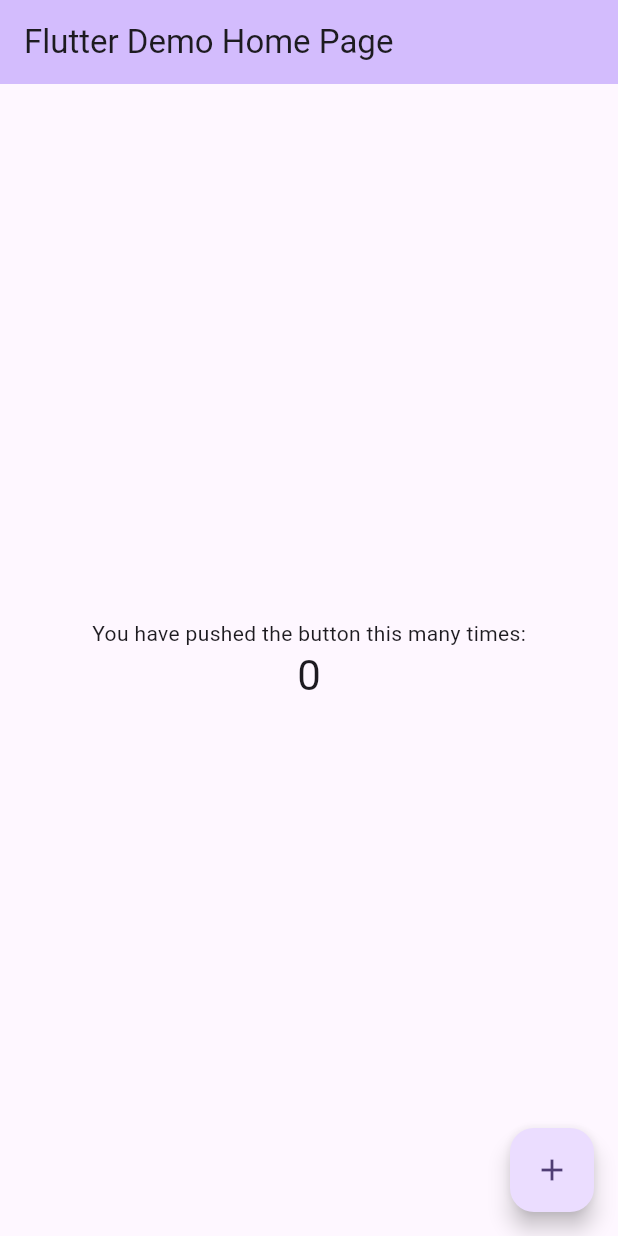
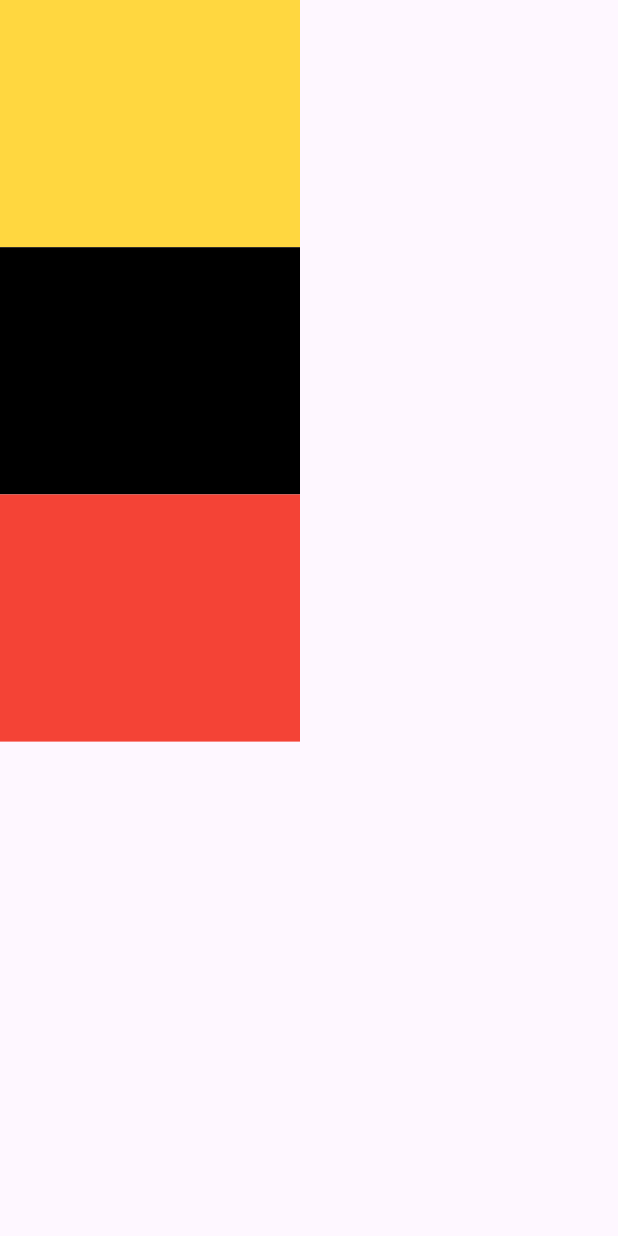
Before and after one commit to Mohamed-Husien/MediaQuery, a Flutter app: the screen it shows after launch, on a phone screen of 412 x 824 dp. Run offline on Flutter 3.47's test engine with Material 3 defaults, Android fonts, the phone set to English and light mode, and no system bars.

Commit message:
create height with media query

```diff
--- a/lib/main.dart
+++ b/lib/main.dart
@@ -1,125 +1,37 @@
 import 'package:flutter/material.dart';
 
 void main() {
-  runApp(const MyApp());
+  runApp(const MediaQueryTest());
 }
 
-class MyApp extends StatelessWidget {
-  const MyApp({super.key});
-
-  // This widget is the root of your application.
-  @override
-  Widget build(BuildContext context) {
-    return MaterialApp(
-      title: 'Flutter Demo',
-      theme: ThemeData(
-        // This is the theme of your application.
-        //
-        // TRY THIS: Try running your application with "flutter run". You'll see
-        // the application has a purple toolbar. Then, without quitting the app,
-        // try changing the seedColor in the colorScheme below to Colors.green
-        // and then invoke "hot reload" (save your changes or press the "hot
-        // reload" button in a Flutter-supported IDE, or press "r" if you used
-        // the command line to start the app).
-        //
-        // Notice that the counter didn't reset back to zero; the application
-        // state is not lost during the reload. To reset the state, use hot
-        // restart instead.
-        //
-        // This works for code too, not just values: Most code changes can be
-        // tested with just a hot reload.
-        colorScheme: ColorScheme.fromSeed(seedColor: Colors.deepPurple),
-        useMaterial3: true,
-      ),
-      home: const MyHomePage(title: 'Flutter Demo Home Page'),
-    );
-  }
-}
-
-class MyHomePage extends StatefulWidget {
-  const MyHomePage({super.key, required this.title});
-
-  // This widget is the home page of your application. It is stateful, meaning
-  // that it has a State object (defined below) that contains fields that affect
-  // how it looks.
-
-  // This class is the configuration for the state. It holds the values (in this
-  // case the title) provided by the parent (in this case the App widget) and
-  // used by the build method of the State. Fields in a Widget subclass are
-  // always marked "final".
-
-  final String title;
-
-  @override
-  State<MyHomePage> createState() => _MyHomePageState();
-}
-
-class _MyHomePageState extends State<MyHomePage> {
-  int _counter = 0;
-
-  void _incrementCounter() {
-    setState(() {
-      // This call to setState tells the Flutter framework that something has
-      // changed in this State, which causes it to rerun the build method below
-      // so that the display can reflect the updated values. If we changed
-      // _counter without calling setState(), then the build method would not be
-      // called again, and so nothing would appear to happen.
-      _counter++;
-    });
-  }
+class MediaQueryTest extends StatelessWidget {
+  const MediaQueryTest({super.key});
 
   @override
   Widget build(BuildContext context) {
-    // This method is rerun every time setState is called, for instance as done
-    // by the _incrementCounter method above.
-    //
-    // The Flutter framework has been optimized to make rerunning build methods
-    // fast, so that you can just rebuild anything that needs updating rather
-    // than having to individually change instances of widgets.
-    return Scaffold(
-      appBar: AppBar(
-        // TRY THIS: Try changing the color here to a specific color (to
-        // Colors.amber, perhaps?) and trigger a hot reload to see the AppBar
-        // change color while the other colors stay the same.
-        backgroundColor: Theme.of(context).colorScheme.inversePrimary,
-        // Here we take the value from the MyHomePage object that was created by
-        // the App.build method, and use it to set our appbar title.
-        title: Text(widget.title),
-      ),
-      body: Center(
-        // Center is a layout widget. It takes a single child and positions it
-        // in the middle of the parent.
-        child: Column(
-          // Column is also a layout widget. It takes a list of children and
-          // arranges them vertically. By default, it sizes itself to fit its
-          // children horizontally, and tries to be as tall as its parent.
-          //
-          // Column has various properties to control how it sizes itself and
-          // how it positions its children. Here we use mainAxisAlignment to
-          // center the children vertically; the main axis here is the vertical
-          // axis because Columns are vertical (the cross axis would be
-          // horizontal).
-          //
-          // TRY THIS: Invoke "debug painting" (choose the "Toggle Debug Paint"
-          // action in the IDE, or press "p" in the console), to see the
-          // wireframe for each widget.
-          mainAxisAlignment: MainAxisAlignment.center,
-          children: <Widget>[
-            const Text(
-              'You have pushed the button this many times:',
+    var height = MediaQuery.of(context).size.height;
+    return MaterialApp(
+      home: Scaffold(
+        body: Column(
+          children: [
+            Container(
+              color: Colors.amberAccent,
+              height: height * .2,
+              width: 200,
             ),
-            Text(
-              '$_counter',
-              style: Theme.of(context).textTheme.headlineMedium,
+            Container(
+              color: Colors.black,
+              height: height * .2,
+              width: 200,
+            ),
+            Container(
+              color: Colors.red,
+              height: height * .2,
+              width: 200,
             ),
           ],
         ),
       ),
-      floatingActionButton: FloatingActionButton(
-        onPressed: _incrementCounter,
-        tooltip: 'Increment',
-        child: const Icon(Icons.add),
-      ), // This trailing comma makes auto-formatting nicer for build methods.
     );
   }
 }
```
